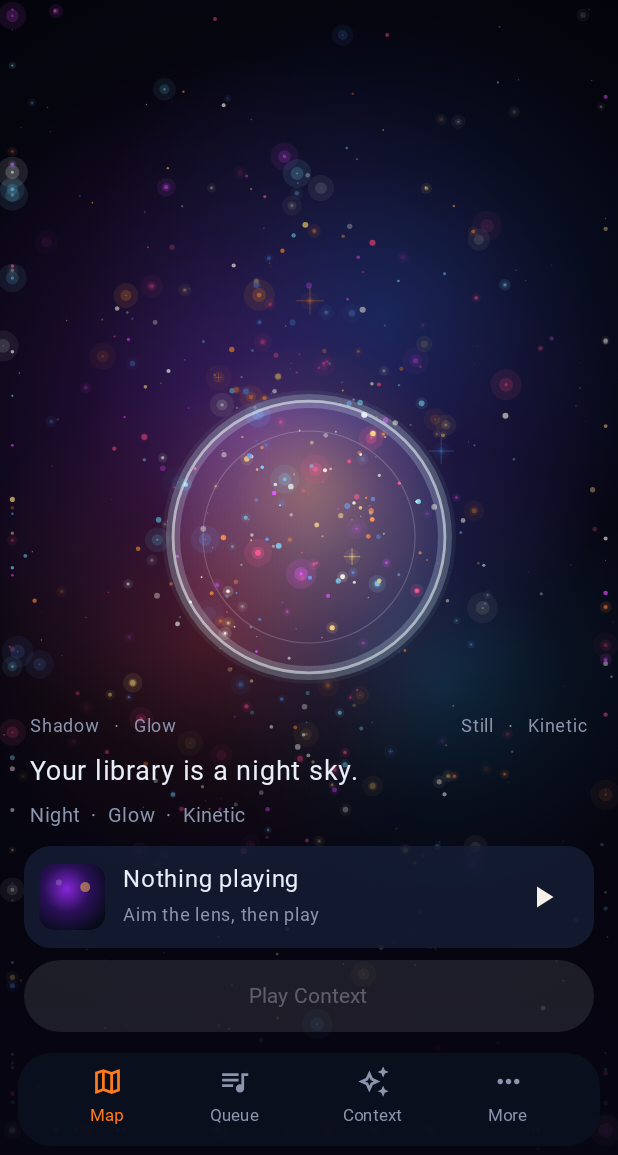
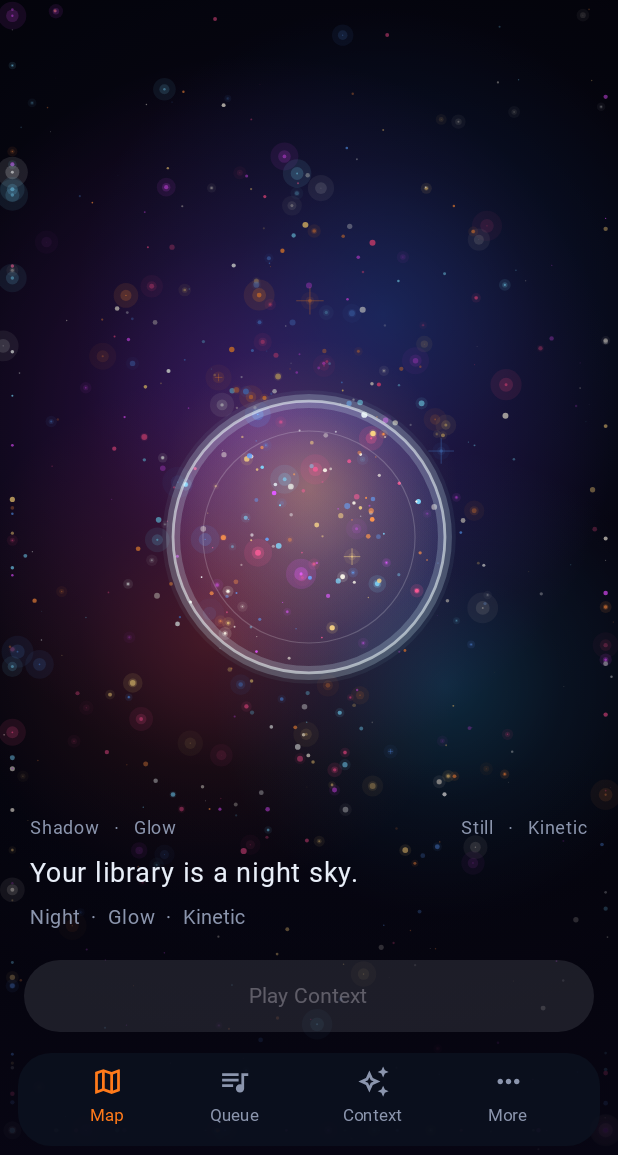
Before and after one commit to dark1ltg/Meridian-Android, an Android app built with Jetpack Compose: the screen it shows after launch (MainActivity), after a tap on "Skip", on a phone screen of 412 x 824 dp, the part 81-1236 px from its top. Run offline under Robolectric (Android 15) with nearby library versions, the phone set to English and light mode, and no system bars; libraries missing offline, so code that uses them is left out: com.chaquo.python; Roboto replaces fonts that are not available here; 19 statements that could not run were skipped.

Commit message:
Remove Map mini player — transport is media session / Now Playing only.
Map bottom chrome is mood copy + Play Context + nav; no persistent mini player strip.

Co-authored-by: dark1ltg <dark1ltg@users.noreply.github.com>

```diff
--- a/android/app/src/main/java/io/github/dark1ltg/meridian/ui/MainScreen.kt
+++ b/android/app/src/main/java/io/github/dark1ltg/meridian/ui/MainScreen.kt
@@ -20,8 +20,6 @@ import androidx.compose.foundation.lazy.items
 import androidx.compose.foundation.shape.CircleShape
 import androidx.compose.foundation.shape.RoundedCornerShape
 import androidx.compose.material.icons.Icons
-import androidx.compose.material.icons.filled.Pause
-import androidx.compose.material.icons.filled.PlayArrow
 import androidx.compose.material.icons.outlined.AutoAwesome
 import androidx.compose.material.icons.outlined.Map
 import androidx.compose.material.icons.outlined.Menu
@@ -144,8 +142,6 @@ fun MainScreen(
                 onPlay = onPlay,
                 onPin = onPin,
                 onPlayContext = onPlayContext,
-                onOpenPlayer = { overlay = Overlay.NowPlaying },
-                onTogglePlay = onTogglePlay,
                 onMenu = { tab = AppTab.More },
                 onSearch = {
                     overlay = Overlay.Search
@@ -299,8 +295,6 @@ private fun MapTab(
     onPlay: (Int) -> Unit,
     onPin: (Int, Float, Float) -> Unit,
     onPlayContext: () -> Unit,
-    onOpenPlayer: () -> Unit,
-    onTogglePlay: () -> Unit,
     onMenu: () -> Unit,
     onSearch: () -> Unit,
     onTab: (AppTab) -> Unit,
@@ -408,12 +402,6 @@ private fun MapTab(
                         fontSize = 13.sp,
                         modifier = Modifier.padding(start = 20.dp, end = 20.dp, bottom = 8.dp),
                     )
-                    MiniPlayer(
-                        track = snap.current,
-                        playing = ui.playing,
-                        onOpen = onOpenPlayer,
-                        onToggle = onTogglePlay,
-                    )
                     Button(
                         onClick = onPlayContext,
                         enabled = snap.queue.isNotEmpty() || snap.stars.isNotEmpty(),
@@ -429,56 +417,6 @@ private fun MapTab(
                     BottomNav(AppTab.Map, onTab)
                 }
             }
-        }
-    }
-}
-
-@Composable
-private fun MiniPlayer(
-    track: TrackRow?,
-    playing: Boolean,
-    onOpen: () -> Unit,
-    onToggle: () -> Unit,
-) {
-    Row(
-        Modifier
-            .fillMaxWidth()
-            .padding(horizontal = 16.dp)
-            .clip(RoundedCornerShape(18.dp))
-            .background(Card)
-            .clickable(onClick = onOpen)
-            .padding(10.dp),
-        verticalAlignment = Alignment.CenterVertically,
-    ) {
-        TrackArt(
-            track?.path.orEmpty(),
-            track?.title ?: "Meridian",
-            Modifier.size(44.dp),
-            corner = 10.dp,
-            useAlbumArt = false,
-        )
-        Column(Modifier.weight(1f).padding(horizontal = 12.dp)) {
-            Text(
-                track?.title ?: "Nothing playing",
-                color = Ink,
-                maxLines = 1,
-                overflow = TextOverflow.Ellipsis,
-                fontWeight = FontWeight.Medium,
-            )
-            Text(
-                track?.artist ?: "Aim the lens, then play",
-                color = Mute,
-                fontSize = 12.sp,
-                maxLines = 1,
-                overflow = TextOverflow.Ellipsis,
-            )
-        }
-        IconButton(onClick = onToggle) {
-            Icon(
-                if (playing) Icons.Default.Pause else Icons.Default.PlayArrow,
-                contentDescription = "Play",
-                tint = Cream,
-            )
         }
     }
 }
```
Also changed, not shown: 1 other file.
